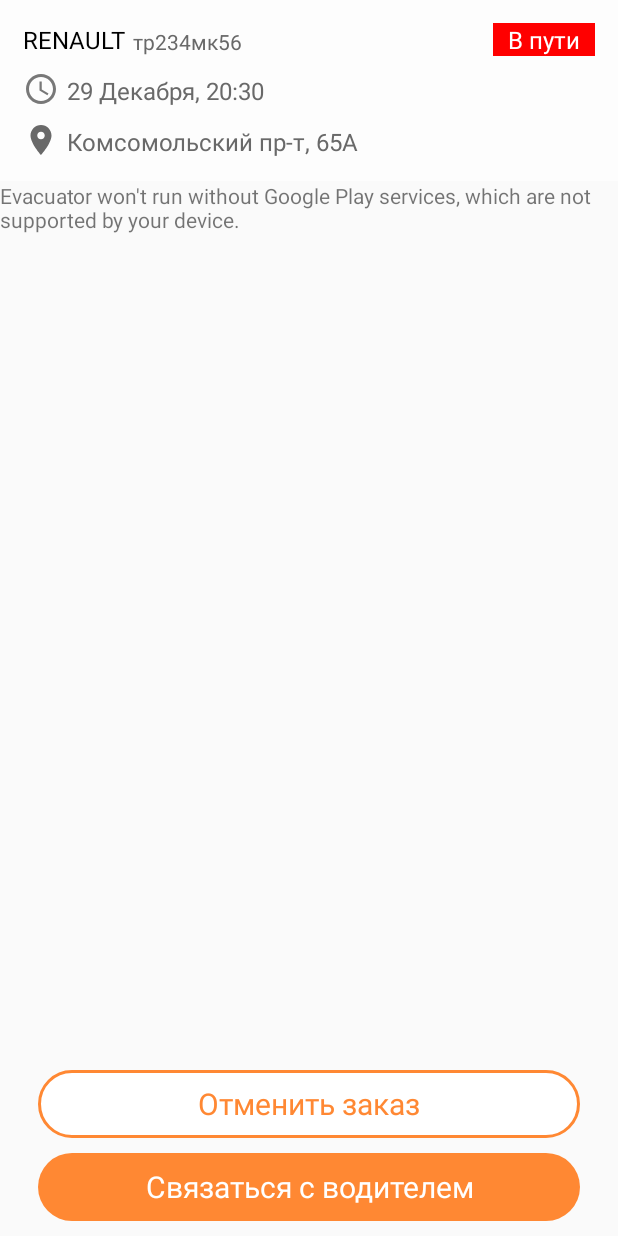
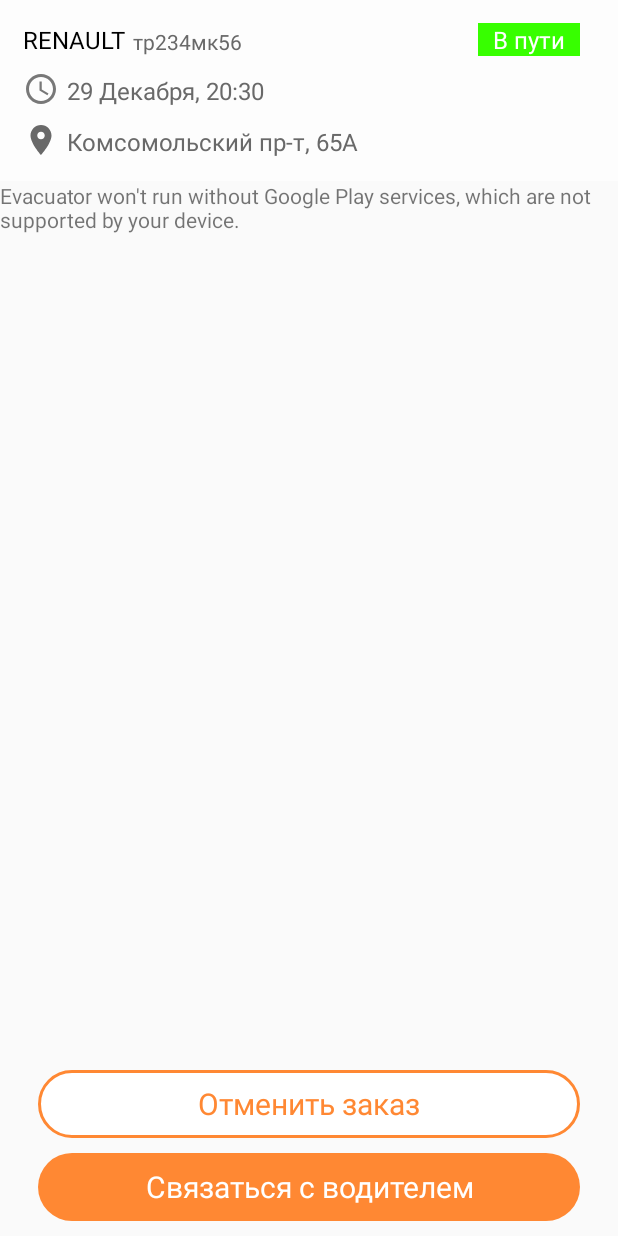
Before and after one commit to PapinPar/Evacuator, an Android app: the screen it shows after launch (CheckDriverActivity before the commit, DriverCheckActivity after it), on a phone screen of 412 x 824 dp. Run offline under Robolectric (Android 15) with nearby library versions, the phone set to English and light mode, and no system bars.

Commit message:
add_Broadcast_driver_check

```diff
--- a/app/src/main/AndroidManifest.xml
+++ b/app/src/main/AndroidManifest.xml
@@ -48,7 +48,7 @@
         <activity android:name=".OrderNewActivity"></activity>
         <activity android:name=".OrderDetailsActivity"></activity>
         <activity android:name=".OrderInfoActivity"></activity>
-        <activity android:name=".CheckDriverActivity">
+        <activity android:name=".DriverCheckActivity">
             <intent-filter>
                 <action android:name="android.intent.action.MAIN" />
 
@@ -56,6 +56,11 @@
             </intent-filter>
         </activity>
 
+
+        <service android:name=".maps.core.services.DriverCheckService">
+
+        </service>
+
     </application>
 
 </manifest>
--- a/app/src/main/java/com/evacuator/uses/evacuator/CheckDriverActivity.java
+++ b/app/src/main/java/com/evacuator/uses/evacuator/DriverCheckActivity.java
@@ -1,6 +1,7 @@
 package com.evacuator.uses.evacuator;
 
 import android.content.Intent;
+import android.content.IntentFilter;
 import android.graphics.Color;
 import android.os.Bundle;
 import android.support.v7.app.AppCompatActivity;
@@ -10,13 +11,11 @@ import android.widget.Button;
 import android.widget.TextView;
 import android.widget.Toast;
 
-import com.evacuator.uses.evacuator.maps.entity.address.AddressComponent;
-import com.evacuator.uses.evacuator.maps.entity.address.Results;
-import com.evacuator.uses.evacuator.maps.entity.apies.AddresApi;
+import com.evacuator.uses.evacuator.maps.core.broadcasts.DriverCheckBroadcast;
+import com.evacuator.uses.evacuator.maps.core.services.DriverCheckService;
 import com.evacuator.uses.evacuator.maps.entity.driver.location.Example;
 import com.google.android.gms.common.api.Status;
 import com.google.android.gms.location.places.Place;
-import com.google.android.gms.location.places.ui.PlaceAutocompleteFragment;
 import com.google.android.gms.location.places.ui.PlaceSelectionListener;
 import com.google.android.gms.maps.GoogleMap;
 import com.google.android.gms.maps.OnMapReadyCallback;
@@ -36,15 +35,16 @@ import retrofit.Retrofit;
 /**
  * Created by root on 11.01.16.
  */
-public class CheckDriverActivity extends AppCompatActivity implements OnMapReadyCallback,PlaceSelectionListener {
+public class DriverCheckActivity extends AppCompatActivity implements OnMapReadyCallback,PlaceSelectionListener {
     public LatLng driverlatlang;
     public LatLng mylatlng;
     private GoogleMap map;
-    private MapDrawer drawer;
+    public MapDrawer drawer;
+    public Button status;
 
-    private TextView model;
-    private TextView brand;
-    private TextView address;
+    public TextView model;
+    public TextView brand;
+    public TextView address;
 
 
 
@@ -65,7 +65,13 @@ public class CheckDriverActivity extends AppCompatActivity implements OnMapReady
         model = (TextView)findViewById(R.id.textModel);
         brand = (TextView)findViewById(R.id.textBrand);
         address = (TextView)findViewById(R.id.textAddress);
+        status = (Button)findViewById(R.id.status);
 
+        DriverCheckBroadcast broadcast = new DriverCheckBroadcast(this);
+        IntentFilter intFilt = new IntentFilter("MY_BROADCAST_CHECK");
+        registerReceiver(broadcast, intFilt);
+
+        startService(new Intent(this, DriverCheckService.class));
     }
 
     @Override
@@ -78,7 +84,6 @@ public class CheckDriverActivity extends AppCompatActivity implements OnMapReady
     public void onMapReady(GoogleMap googleMap) {
         map = googleMap;
         drawer = new MapDrawer(map ,this);
-        request();
 
     }
 
@@ -91,37 +96,4 @@ public class CheckDriverActivity extends AppCompatActivity implements OnMapReady
     public void onError(Status status) {
 
     }
-    private void request()
-    {
-
-        Gson gson = new GsonBuilder()
-                .setDateFormat("yyyy-MM-dd'T'HH:mm:ssZ")
-                .create();
-        Retrofit retrofit = new Retrofit.Builder()
-                .baseUrl("https://app.bb-evacuator.ru/api/")
-                .addConverterFactory(GsonConverterFactory.create(gson))
-                .build();
-
-        MyApi api = retrofit.create(MyApi.class);
-        String key = "G_DQYrtT";
-        Call<Example> result = api.getDriverInfo(key);
-        result.enqueue(new Callback<Example>() {
-            @Override
-            public void onResponse(Response<Example> response, Retrofit retrofit) {
-
-                Example result = response.body();
-                driverlatlang = new LatLng(result.getGpsLatitude(),result.getGpsLongitude());
-                String driverAddress = result.getAddress();
-                drawer.addMarker(driverlatlang,driverAddress,R.mipmap.icon_1);
-                brand.setText(result.getBrand().getName());
-                model.setText(result.getModel().getName());
-                //address.setText(result.getAddress());
-            }
-
-            public void onFailure(Throwable t) {
-                Log.d("SD", "SD2");
-                Toast.makeText(getApplicationContext(), "BAD", Toast.LENGTH_SHORT).show();
-            }
-        });
-    }
 }
--- a/app/src/main/java/com/evacuator/uses/evacuator/MapsActivity.java
+++ b/app/src/main/java/com/evacuator/uses/evacuator/MapsActivity.java
@@ -248,6 +248,7 @@ public class MapsActivity extends AppCompatActivity implements OnMapReadyCallbac
         intent.putExtra("id", "" + myId);
         startActivity(intent);
     }
+
     private void request(double latitude,double longitude)
     {
 
--- a/app/src/main/res/layout-v14/activity_evacuator_check.xml
+++ b/app/src/main/res/layout-v14/activity_evacuator_check.xml
@@ -36,9 +36,7 @@
                 android:layout_alignParentLeft="true"
                 android:layout_alignParentStart="true"
                 android:id="@+id/relativeLayout"
-                android:layout_alignParentTop="true"
-                android:layout_toLeftOf="@+id/RelativeLayout"
-                android:layout_toStartOf="@+id/RelativeLayout">
+                android:layout_alignParentTop="true">
 
                 <TextView
                     android:layout_width="wrap_content"
@@ -107,32 +105,24 @@
                     android:layout_marginLeft="5dp"
                     android:textSize="16dp"
                     android:textColor="@color/colorTextFont" />
-            </RelativeLayout>
-            <RelativeLayout
-                android:layout_width="100dp"
-                android:layout_height="match_parent"
-                android:layout_weight="0.25"
-                android:gravity="right"
-                android:id="@+id/RelativeLayout"
-                android:layout_alignParentTop="true"
-                android:layout_alignParentRight="true"
-                android:layout_alignParentEnd="true"
-                android:layout_alignBottom="@+id/relativeLayout">
 
                 <Button
                     android:layout_width="wrap_content"
                     android:layout_height="wrap_content"
-                    android:background="#ff0000"
+                    android:background="#37ff00"
                     android:textColor="@color/colorTextButton"
                     android:theme="@android:style/Theme.Dialog"
                     android:text="В пути"
                     android:textSize="16dp"
-                    android:layout_marginRight="15dp"
-                    android:layout_marginTop="15dp"
                     android:layout_weight="0.3"
                     android:paddingLeft="10dp"
-                    android:paddingRight="10dp" />
-
+                    android:paddingRight="10dp"
+                    android:layout_above="@+id/imageView3"
+                    android:layout_alignParentRight="true"
+                    android:layout_alignParentEnd="true"
+                    android:layout_marginRight="25dp"
+                    android:layout_marginEnd="25dp"
+                    android:id="@+id/status" />
             </RelativeLayout>
         </RelativeLayout>
 
```
Also changed, not shown: app/src/main/java/com/evacuator/uses/evacuator/maps/core/broadcasts/DriverCheckBroadcast.java (added, +39 -0 lines), app/src/main/java/com/evacuator/uses/evacuator/maps/core/services/DriverCheckService.java (added, +45 -0 lines), app/src/main/java/com/evacuator/uses/evacuator/maps/core/threads/DriverCheckThread.java (added, +95 -0 lines).
